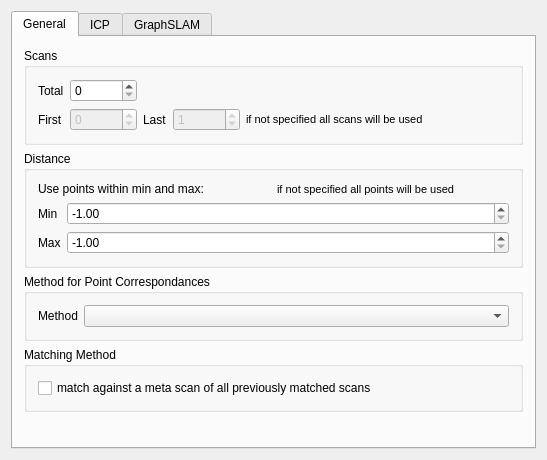
This is src/grabe_mapping/src/rqt_plugin/parameter_widget.ui in JannikGrabe/grabe_mapping as Qt 5 draws it before an edit. The edited form follows.
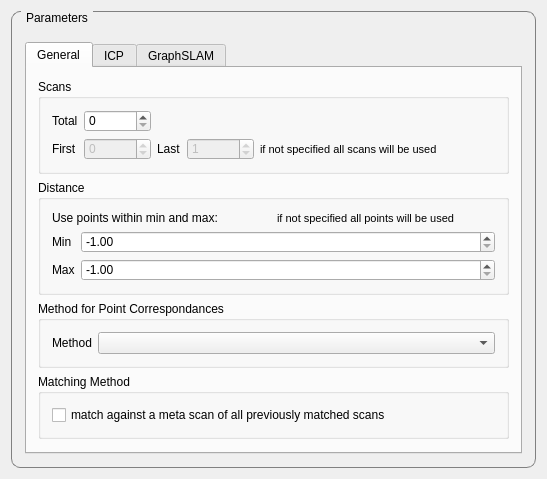
This is the edited form.

Diff of the .ui file:
```diff
--- a/src/grabe_mapping/src/rqt_plugin/parameter_widget.ui
+++ b/src/grabe_mapping/src/rqt_plugin/parameter_widget.ui
@@ -13,8 +13,30 @@
   <property name="windowTitle">
    <string>Parameters</string>
   </property>
+  <property name="styleSheet">
+   <string notr="true"/>
+  </property>
   <layout class="QVBoxLayout" name="verticalLayout">
    <item>
+    <widget class="QGroupBox" name="gb_parameters">
+     <property name="styleSheet">
+      <string notr="true">QGroupBox#gb_parameters { 
+	border: 1px solid gray; 
+	border-radius: 9px; 
+	margin-top: 0.5em;
+	padding-top: 0.5em; 
+}
+ QGroupBox#gb_parameters::title {
+    subcontrol-origin: margin;
+    left: 10px;
+    padding: 0 3px 0 3px;
+}</string>
+     </property>
+     <property name="title">
+      <string>Parameters</string>
+     </property>
+     <layout class="QVBoxLayout" name="verticalLayout_2">
+      <item>
     <widget class="QTabWidget" name="tb_settings">
      <property name="enabled">
       <bool>true</bool>
@@ -568,6 +590,9 @@
        </item>
       </layout>
      </widget>
+       </widget>
+      </item>
+     </layout>
     </widget>
    </item>
   </layout>
```
Lines whose indentation alone changed are shown as unchanged.
